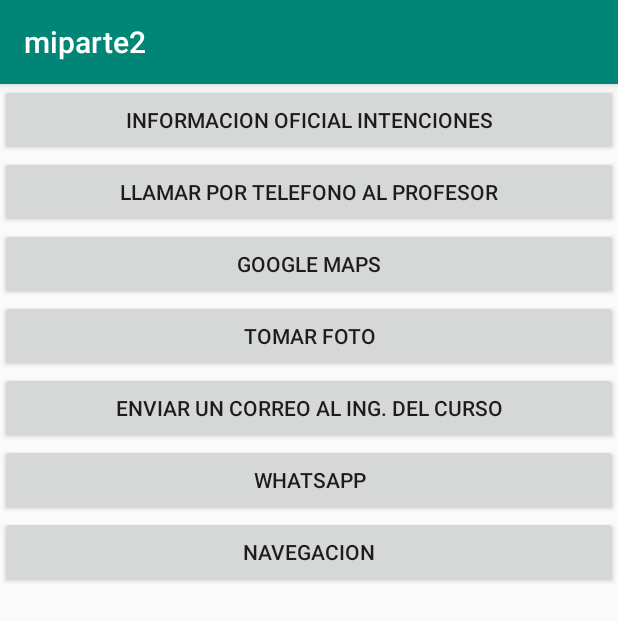
After one commit to pessl/ditec-miparte2, an Android app: the Intenciones screen opened directly, with no data from a screen before it, on a phone screen of 412 x 824 dp. The commit adds this screen. Shown: the top 621 px of the screen. Run offline under Robolectric (Android 15) with nearby library versions, the phone set to English and light mode, and no system bars.

Commit message:
Intenciones implícitas para enviar parámetros a otras apps externas

```diff
--- a/app/src/main/AndroidManifest.xml
+++ b/app/src/main/AndroidManifest.xml
@@ -1,6 +1,8 @@
 <?xml version="1.0" encoding="utf-8"?>
 <manifest xmlns:android="http://schemas.android.com/apk/res/android"
     package="com.example.miparte2">
+
+    <uses-permission android:name="android.permission.CALL_PHONE"/>
 
     <application
         android:allowBackup="true"
@@ -9,7 +11,8 @@
         android:roundIcon="@mipmap/ic_launcher_round"
         android:supportsRtl="true"
         android:theme="@style/AppTheme">
-        <activity android:name=".Comunicacion2"></activity>
+        <activity android:name=".Intenciones"></activity>
+        <activity android:name=".Comunicacion2" />
         <activity android:name=".Comunicacion1" />
         <activity android:name=".MainActivity">
             <intent-filter>
--- a/app/src/main/java/com/example/miparte2/MainActivity.java
+++ b/app/src/main/java/com/example/miparte2/MainActivity.java
@@ -40,6 +40,11 @@ public class MainActivity extends AppCompatActivity {
             return true;
         }
 
+        if (id == R.id.activity_intenciones) {
+            startActivity(new Intent(this, Intenciones.class));
+            return true;
+        }
+
         return super.onOptionsItemSelected(item);
     }
 }
--- /dev/null
+++ b/app/src/main/res/layout/activity_intenciones.xml
@@ -0,0 +1,45 @@
+<?xml version="1.0" encoding="utf-8"?>
+<LinearLayout xmlns:android="http://schemas.android.com/apk/res/android"
+    xmlns:app="http://schemas.android.com/apk/res-auto"
+    xmlns:tools="http://schemas.android.com/tools"
+    android:layout_width="match_parent"
+    android:layout_height="match_parent"
+    android:orientation="vertical"
+    tools:context=".Intenciones">
+    <Button
+        android:layout_width="match_parent"
+        android:layout_height="wrap_content"
+        android:onClick="web"
+        android:text="Informacion oficial intenciones" />
+    <Button
+        android:layout_width="match_parent"
+        android:layout_height="wrap_content"
+        android:onClick="Llamar"
+        android:text="LLamar por telefono al profesor" />
+    <Button
+        android:layout_width="match_parent"
+        android:layout_height="wrap_content"
+        android:onClick="maps"
+        android:text="Google Maps" />
+    <Button
+        android:layout_width="match_parent"
+        android:layout_height="wrap_content"
+        android:onClick="foto"
+        android:text="Tomar Foto" />
+    <Button
+        android:layout_width="match_parent"
+        android:layout_height="wrap_content"
+        android:onClick="email"
+        android:text="Enviar un correo al Ing. del curso" />
+
+    <Button
+        android:layout_width="match_parent"
+        android:layout_height="wrap_content"
+        android:onClick="whatsapp"
+        android:text="Whatsapp" />
+    <Button
+        android:layout_width="match_parent"
+        android:layout_height="wrap_content"
+        android:onClick="navegacion"
+        android:text="Navegacion" />
+</LinearLayout>
```
Also changed, not shown: app/src/main/java/com/example/miparte2/Intenciones.java (added, +123 -0 lines).
